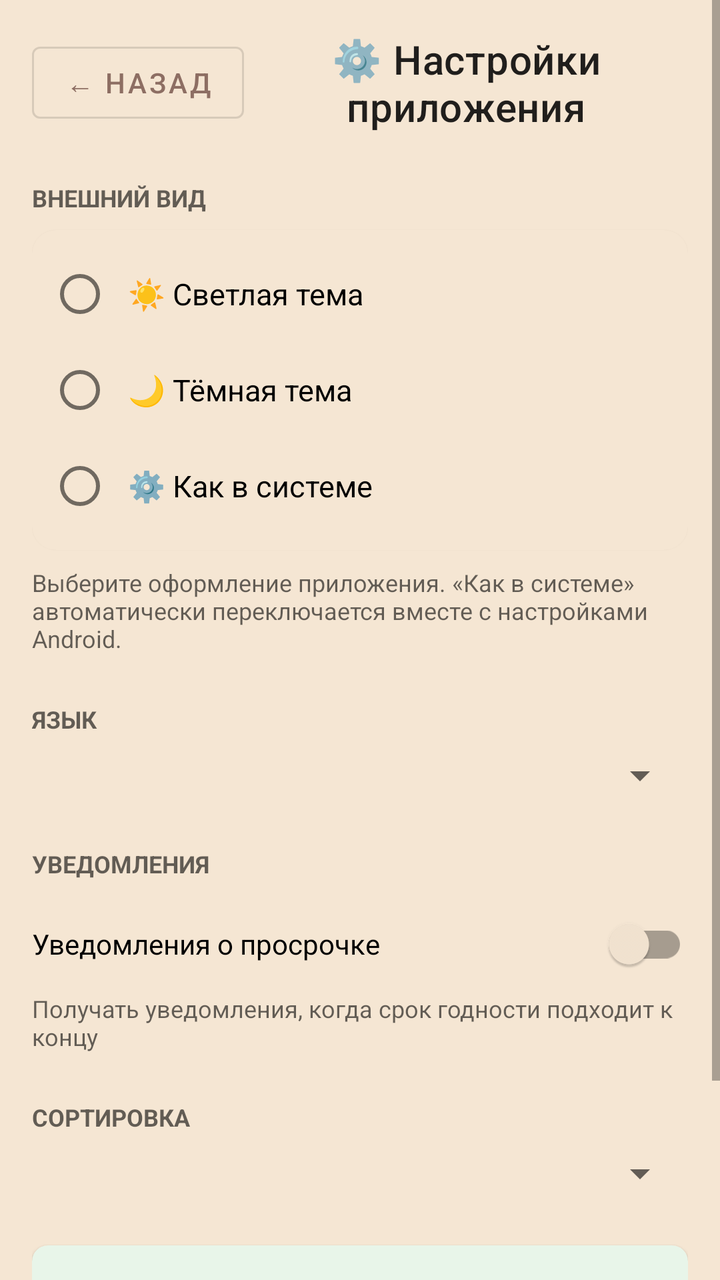
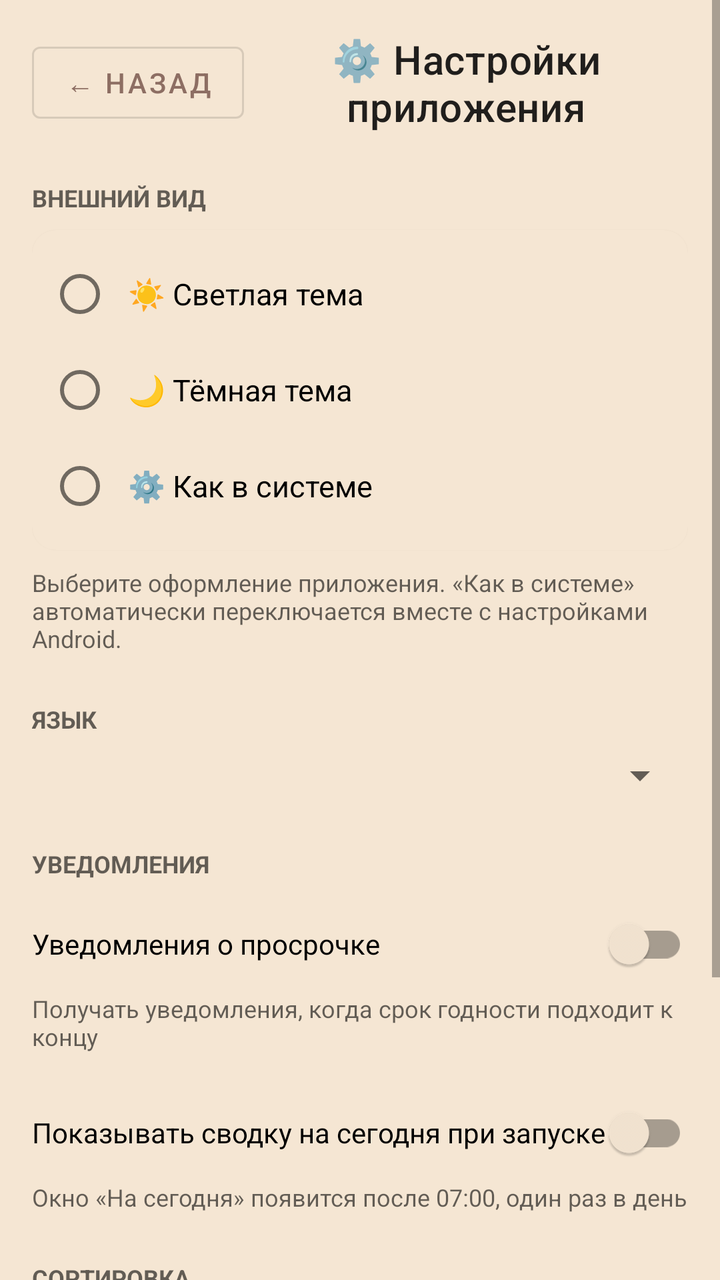

The first picture is an Android layout as it rendered before a commit; the second is the same layout after the commit. The layout source and the unified diff follow.
<!-- AndroidManifest.xml: application theme Theme.BAZA -->
<!-- res/layout/activity_app_settings.xml -->
<?xml version="1.0" encoding="utf-8"?>
<ScrollView xmlns:android="http://schemas.android.com/apk/res/android"
    xmlns:app="http://schemas.android.com/apk/res-auto"
    android:layout_width="match_parent"
    android:layout_height="match_parent"
    android:fillViewport="true">

    <LinearLayout
        android:layout_width="match_parent"
        android:layout_height="wrap_content"
        android:orientation="vertical"
        android:padding="16dp">

        
        
        
        <LinearLayout
            android:layout_width="match_parent"
            android:layout_height="wrap_content"
            android:orientation="horizontal"
            android:layout_marginBottom="16dp"
            android:gravity="center_vertical">

            <Button
                android:id="@+id/btnBack"
                android:layout_width="wrap_content"
                android:layout_height="wrap_content"
                android:text="← Назад"
                style="@style/Widget.MaterialComponents.Button.OutlinedButton" />

            <TextView
                android:layout_width="0dp"
                android:layout_height="wrap_content"
                android:layout_weight="1"
                android:text="⚙️ Настройки приложения"
                android:textAppearance="?attr/textAppearanceHeadline6"
                android:gravity="center" />
        </LinearLayout>

        
        
        
        <TextView
            android:layout_width="match_parent"
            android:layout_height="wrap_content"
            android:text="ВНЕШНИЙ ВИД"
            android:textSize="12sp"
            android:textStyle="bold"
            android:textColor="?android:attr/textColorSecondary"
            android:layout_marginTop="8dp"
            android:layout_marginBottom="8dp" />

        <com.google.android.material.card.MaterialCardView
            android:layout_width="match_parent"
            android:layout_height="wrap_content"
            app:cardCornerRadius="12dp"
            app:cardElevation="1dp"
            android:layout_marginBottom="8dp">

            <RadioGroup
                android:id="@+id/radioGroupTheme"
                android:layout_width="match_parent"
                android:layout_height="wrap_content"
                android:orientation="vertical"
                android:padding="8dp">

                <RadioButton
                    android:id="@+id/radioLight"
                    android:layout_width="match_parent"
                    android:layout_height="wrap_content"
                    android:paddingTop="12dp"
                    android:paddingBottom="12dp"
                    android:paddingStart="8dp"
                    android:paddingEnd="8dp"
                    android:text="☀️ Светлая тема"
                    android:textSize="15sp" />

                <RadioButton
                    android:id="@+id/radioDark"
                    android:layout_width="match_parent"
                    android:layout_height="wrap_content"
                    android:paddingTop="12dp"
                    android:paddingBottom="12dp"
                    android:paddingStart="8dp"
                    android:paddingEnd="8dp"
                    android:text="🌙 Тёмная тема"
                    android:textSize="15sp" />

                <RadioButton
                    android:id="@+id/radioSystem"
                    android:layout_width="match_parent"
                    android:layout_height="wrap_content"
                    android:paddingTop="12dp"
                    android:paddingBottom="12dp"
                    android:paddingStart="8dp"
                    android:paddingEnd="8dp"
                    android:text="⚙️ Как в системе"
                    android:textSize="15sp" />
            </RadioGroup>
        </com.google.android.material.card.MaterialCardView>

        <TextView
            android:layout_width="match_parent"
            android:layout_height="wrap_content"
            android:text="Выберите оформление приложения. «Как в системе» автоматически переключается вместе с настройками Android."
            android:textSize="12sp"
            android:textColor="?android:attr/textColorSecondary"
            android:layout_marginBottom="24dp" />

        
        
        
        <TextView
            android:layout_width="match_parent"
            android:layout_height="wrap_content"
            android:text="ЯЗЫК"
            android:textSize="12sp"
            android:textStyle="bold"
            android:textColor="?android:attr/textColorSecondary"
            android:layout_marginBottom="8dp" />

        <Spinner
            android:id="@+id/spinnerLanguage"
            android:layout_width="match_parent"
            android:layout_height="wrap_content"
            android:layout_marginBottom="24dp" />

        
        
        
        <TextView
            android:layout_width="match_parent"
            android:layout_height="wrap_content"
            android:text="УВЕДОМЛЕНИЯ"
            android:textSize="12sp"
            android:textStyle="bold"
            android:textColor="?android:attr/textColorSecondary"
            android:layout_marginBottom="8dp" />

        <com.google.android.material.switchmaterial.SwitchMaterial
            android:id="@+id/switchNotifications"
            android:layout_width="match_parent"
            android:layout_height="wrap_content"
            android:text="Уведомления о просрочке" />

        <TextView
            android:layout_width="match_parent"
            android:layout_height="wrap_content"
            android:text="Получать уведомления, когда срок годности подходит к концу"
            android:textSize="12sp"
            android:textColor="?android:attr/textColorSecondary"
            android:layout_marginBottom="24dp" />

        
        
        
        <TextView
            android:layout_width="match_parent"
            android:layout_height="wrap_content"
            android:text="СОРТИРОВКА"
            android:textSize="12sp"
            android:textStyle="bold"
            android:textColor="?android:attr/textColorSecondary"
            android:layout_marginBottom="8dp" />

        <Spinner
            android:id="@+id/spinnerSort"
            android:layout_width="match_parent"
            android:layout_height="wrap_content"
            android:layout_marginBottom="24dp" />

        
        
        
        <com.google.android.material.card.MaterialCardView
            android:layout_width="match_parent"
            android:layout_height="wrap_content"
            app:cardCornerRadius="8dp"
            app:cardElevation="2dp"
            app:cardBackgroundColor="#E8F5E9">

            <LinearLayout
                android:layout_width="match_parent"
                android:layout_height="wrap_content"
                android:orientation="vertical"
                android:padding="16dp">

                <TextView
                    android:layout_width="wrap_content"
                    android:layout_height="wrap_content"
                    android:text="🚧 В разработке"
                    android:textSize="14sp"
                    android:textStyle="bold"
                    android:textColor="#2E7D32" />

                <TextView
                    android:layout_width="match_parent"
                    android:layout_height="wrap_content"
                    android:text="Смена языка и уведомления будут активированы в следующих обновлениях. Тёмная тема уже работает."
                    android:textSize="13sp"
                    android:textColor="#424242"
                    android:layout_marginTop="4dp" />
            </LinearLayout>
        </com.google.android.material.card.MaterialCardView>

        
        <View
            android:layout_width="match_parent"
            android:layout_height="16dp" />

    </LinearLayout>
</ScrollView>
<!-- resources referenced by this layout -->
<resources>
  <style name="Theme.BAZA" parent="Theme.MaterialComponents.DayNight.NoActionBar">
          <item name="colorPrimary">@color/colorPrimary</item>
          <item name="colorPrimaryDark">@color/colorPrimaryDark</item>
          <item name="colorAccent">@color/colorAccent</item>
  
          
          <item name="android:windowBackground">@color/windowBackground</item>
          <item name="android:colorBackground">@color/windowBackground</item>
          <item name="colorSurface">@color/windowBackground</item>
      </style>
  <color name="colorPrimary">#8D6E63</color>
  <color name="colorPrimaryDark">#6D4C41</color>
  <color name="colorAccent">#C97B63</color>
  <color name="windowBackground">#F5E6D3</color>
</resources>

<!-- the commit's change to res/layout/activity_app_settings.xml (unified diff, before → after) -->
@@ -149,6 +149,21 @@
             android:text="Получать уведомления, когда срок годности подходит к концу"
             android:textSize="12sp"
             android:textColor="?android:attr/textColorSecondary"
+            android:layout_marginBottom="16dp" />
+
+        
+        <com.google.android.material.switchmaterial.SwitchMaterial
+            android:id="@+id/switchTodayDialog"
+            android:layout_width="match_parent"
+            android:layout_height="wrap_content"
+            android:text="Показывать сводку на сегодня при запуске" />
+
+        <TextView
+            android:layout_width="match_parent"
+            android:layout_height="wrap_content"
+            android:text="Окно «На сегодня» появится после 07:00, один раз в день"
+            android:textSize="12sp"
+            android:textColor="?android:attr/textColorSecondary"
             android:layout_marginBottom="24dp" />
 
         
